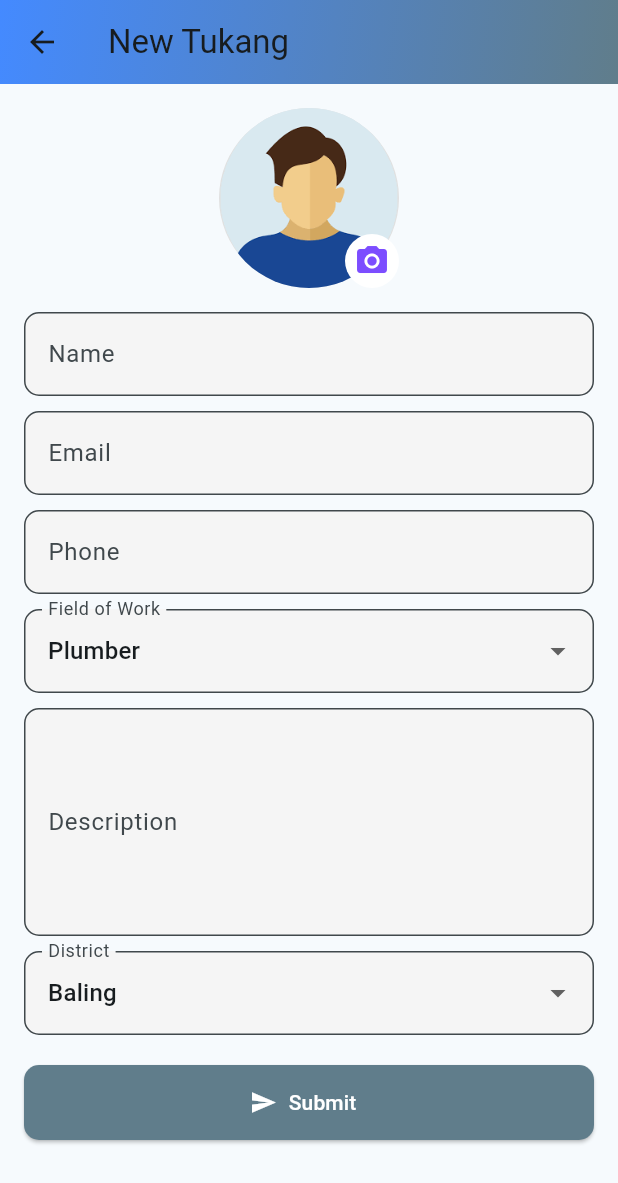
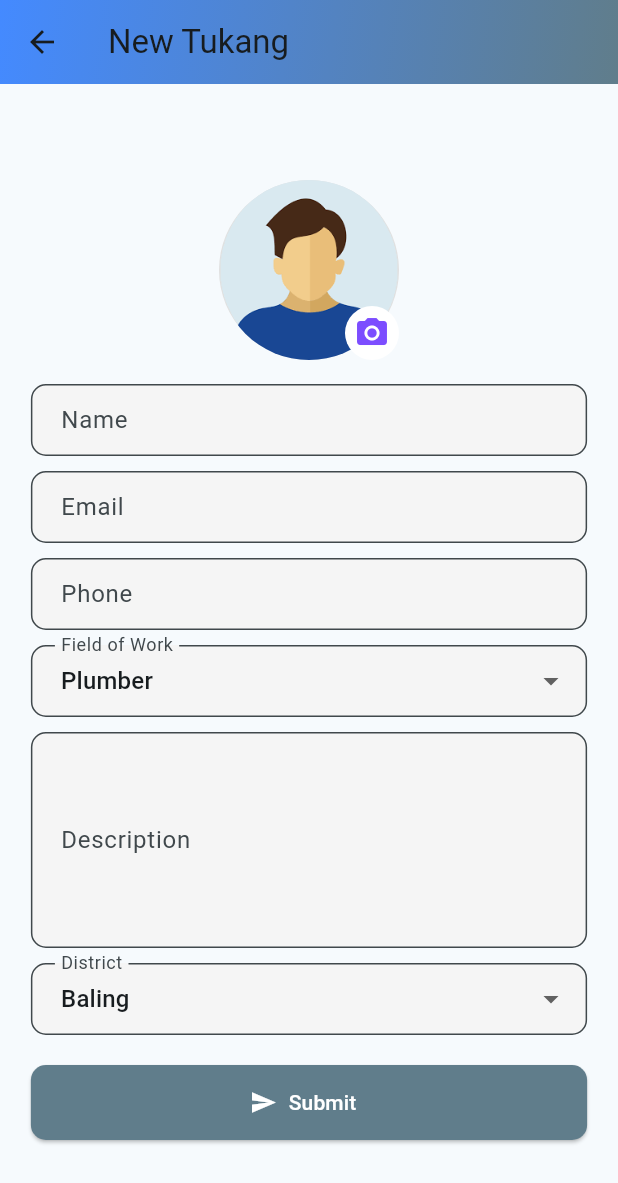
Before and after one commit to ahmadhanis/FlutterA242_STIJ6044, a Flutter app: the screen it shows after launch, after a tap on the "add" icon, on a phone screen of 412 x 824 dp. Shown: the top 1183 px of the screen. Run offline on Flutter 3.47's test engine with Material 3 defaults, Android fonts, the phone set to English and light mode, and no system bars; our stand-ins replace flutter_rating_bar, image_picker, shared_preferences, sn_progress_dialog; network calls fail.

Commit message:
new tukang

```diff
--- a/mytukang/lib/newtukangscreen.dart
+++ b/mytukang/lib/newtukangscreen.dart
@@ -1,12 +1,14 @@
 import 'dart:convert';
-import 'dart:io';
+import 'dart:typed_data';
+import 'dart:io' show File;
+import 'package:flutter/foundation.dart';
 import 'package:flutter/material.dart';
 import 'package:image_picker/image_picker.dart';
 import 'package:http/http.dart' as http;
 import 'package:mytukang/myconfig.dart';
 
 class NewTukangScreen extends StatefulWidget {
-  const NewTukangScreen({super.key});
+  const NewTukangScreen({Key? key}) : super(key: key);
 
   @override
   State<NewTukangScreen> createState() => _NewTukangScreenState();
@@ -19,7 +21,10 @@ class _NewTukangScreenState extends State<NewTukangScreen> {
   final TextEditingController descController = TextEditingController();
   final _formKey = GlobalKey<FormState>();
 
-  File? image;
+  // Use XFile for both platforms.
+  XFile? image;
+  // For web, store image bytes to display and upload.
+  Uint8List? webImageBytes;
   String selectedDistrict = 'Baling';
   String selectedField = 'Plumber';
 
@@ -55,6 +60,10 @@ class _NewTukangScreenState extends State<NewTukangScreen> {
 
   @override
   Widget build(BuildContext context) {
+    // Adjust form width based on screen size for responsiveness.
+    final screenWidth = MediaQuery.of(context).size.width;
+    final formWidth = screenWidth > 600 ? 600.0 : screenWidth * 0.9;
+
     return Scaffold(
       appBar: AppBar(
         title: const Text('New Tukang'),
@@ -68,8 +77,11 @@ class _NewTukangScreenState extends State<NewTukangScreen> {
           ),
         ),
       ),
-      body: SingleChildScrollView(
+      body: Center(
+        child: SingleChildScrollView(
           padding: const EdgeInsets.all(16.0),
+          child: Container(
+            width: formWidth,
             child: Form(
               key: _formKey,
               child: Column(
@@ -83,10 +95,7 @@ class _NewTukangScreenState extends State<NewTukangScreen> {
                         CircleAvatar(
                           radius: 60,
                           backgroundColor: Colors.grey[300],
-                      backgroundImage: image != null
-                          ? FileImage(image!)
-                          : const AssetImage('assets/images/profile.png')
-                              as ImageProvider,
+                          backgroundImage: _buildProfileImage(),
                         ),
                         const CircleAvatar(
                           radius: 18,
@@ -108,8 +117,9 @@ class _NewTukangScreenState extends State<NewTukangScreen> {
                     controller: emailController,
                     label: "Email",
                     keyboardType: TextInputType.emailAddress,
-                validator: (value) =>
-                    value!.contains('@') ? null : "Enter a valid email",
+                    validator: (value) => value != null && value.contains('@')
+                        ? null
+                        : "Enter a valid email",
                   ),
                   const SizedBox(height: 10),
 
@@ -118,8 +128,9 @@ class _NewTukangScreenState extends State<NewTukangScreen> {
                     controller: phoneController,
                     label: "Phone",
                     keyboardType: TextInputType.phone,
-                validator: (value) =>
-                    value!.length >= 10 ? null : "Enter a valid phone number",
+                    validator: (value) => value != null && value.length >= 10
+                        ? null
+                        : "Enter a valid phone number",
                   ),
                   const SizedBox(height: 10),
 
@@ -164,17 +175,53 @@ class _NewTukangScreenState extends State<NewTukangScreen> {
                       ),
                     ),
                     icon: const Icon(Icons.send, color: Colors.white),
-                label:
-                    const Text("Submit", style: TextStyle(color: Colors.white)),
+                    label: const Text("Submit",
+                        style: TextStyle(color: Colors.white)),
                   ),
                 ],
+              ),
+            ),
           ),
         ),
       ),
     );
   }
 
-  // Reusable TextField Builder
+  // Helper to build the profile image based on platform.
+  ImageProvider _buildProfileImage() {
+    if (image != null) {
+      if (kIsWeb) {
+        // For web, use MemoryImage.
+        return MemoryImage(webImageBytes!);
+      } else {
+        // For mobile, convert XFile to File.
+        return FileImage(File(image!.path));
+      }
+    }
+    return const AssetImage('assets/images/profile.png');
+  }
+
+  Future<void> openCamera() async {
+    final picker = ImagePicker();
+    // On web, use gallery source; on mobile, use camera.
+    final pickedFile = await picker.pickImage(
+      source: kIsWeb ? ImageSource.gallery : ImageSource.camera,
+      maxHeight: 800,
+      maxWidth: 800,
+    );
+
+    if (pickedFile != null) {
+      if (kIsWeb) {
+        // Read image bytes for web.
+        webImageBytes = await pickedFile.readAsBytes();
+      }
+      setState(() {
+        image = pickedFile;
+      });
+    }
+  }
+
+  // Reusable TextField Builder with modern style
   Widget buildInputField({
     required TextEditingController controller,
     required String label,
@@ -188,15 +235,20 @@ class _NewTukangScreenState extends State<NewTukangScreen> {
       maxLines: maxLines,
       decoration: InputDecoration(
         labelText: label,
-        border: OutlineInputBorder(borderRadius: BorderRadius.circular(10)),
+        hintText: "Enter $label",
+        border: OutlineInputBorder(
+          borderRadius: BorderRadius.circular(10),
+        ),
         filled: true,
         fillColor: Colors.grey[100],
+        contentPadding:
+            const EdgeInsets.symmetric(horizontal: 16, vertical: 12),
       ),
       validator: validator,
     );
   }
 
-  // Reusable Dropdown Field
+  // Reusable Dropdown Field with modern styling
   Widget buildDropdownField({
     required String value,
     required String label,
@@ -210,25 +262,14 @@ class _NewTukangScreenState extends State<NewTukangScreen> {
         border: OutlineInputBorder(borderRadius: BorderRadius.circular(10)),
         filled: true,
         fillColor: Colors.grey[100],
+        contentPadding:
+            const EdgeInsets.symmetric(horizontal: 16, vertical: 12),
       ),
       items: items.map((String item) {
         return DropdownMenuItem(value: item, child: Text(item));
       }).toList(),
       onChanged: onChanged,
     );
-  }
-
-  Future<void> openCamera() async {
-    final picker = ImagePicker();
-    final pickedFile = await picker.pickImage(
-      source: ImageSource.camera,
-      maxHeight: 800,
-      maxWidth: 800,
-    );
-
-    if (pickedFile != null) {
-      setState(() => image = File(pickedFile.path));
-    }
   }
 
   void onsubmitDialog() {
@@ -265,6 +306,9 @@ class _NewTukangScreenState extends State<NewTukangScreen> {
   }
 
   void submitData() {
+    // Get image bytes depending on the platform.
+    final imageBytes =
+        kIsWeb ? webImageBytes : File(image!.path).readAsBytesSync();
     http.post(Uri.parse('${MyConfig.baseUrl}/api/insert_tukang.php'), body: {
       'name': nameController.text,
       'email': emailController.text,
@@ -272,7 +316,7 @@ class _NewTukangScreenState extends State<NewTukangScreen> {
       'field': selectedField,
       'district': selectedDistrict,
       'desc': descController.text,
-      'image': base64Encode(image!.readAsBytesSync()),
+      'image': base64Encode(imageBytes as List<int>),
     }).then((response) {
       if (response.statusCode == 200) {
         ScaffoldMessenger.of(context).showSnackBar(
@@ -281,7 +325,20 @@ class _NewTukangScreenState extends State<NewTukangScreen> {
               backgroundColor: Colors.green),
         );
         Navigator.pop(context);
+      } else {
+        ScaffoldMessenger.of(context).showSnackBar(
+          const SnackBar(
+              content: Text('Submission failed, please try again.'),
+              backgroundColor: Colors.red),
+        );
       }
+    }).catchError((error) {
+      ScaffoldMessenger.of(context).showSnackBar(
+        SnackBar(
+          content: Text('Error: $error'),
+          backgroundColor: Colors.red,
+        ),
+      );
     });
   }
 }
--- a/mytukang/lib/tukangscreen.dart
+++ b/mytukang/lib/tukangscreen.dart
@@ -76,7 +76,6 @@ class _TukangScreenState extends State<TukangScreen> {
             '${MyConfig.baseUrl}/api/load_tukang.php?district=$selectedDistrict&field=$selectedField&pageno=$curpage'))
         .then((response) {
       var data = jsonDecode(response.body);
-      // log(data.toString());
       if (data['status'] == 'success') {
         tukangList.clear();
         data['data'].forEach((tukang) {
@@ -97,6 +96,44 @@ class _TukangScreenState extends State<TukangScreen> {
   Widget build(BuildContext context) {
     screenHeight = MediaQuery.of(context).size.height;
     screenWidth = MediaQuery.of(context).size.width;
+
+    // Responsive layout settings based on screen width:
+    int crossAxisCount;
+    double childAspectRatio;
+    double imageSize;
+    double ratingSize;
+    double titleFontSize;
+
+    if (screenWidth < 600) {
+      // Small screens (phones)
+      crossAxisCount = 1;
+      childAspectRatio = 2.4;
+      imageSize = 120;
+      ratingSize = 16;
+      titleFontSize = 16;
+    } else if (screenWidth < 1200) {
+      // Medium screens (tablets)
+      crossAxisCount = 2;
+      childAspectRatio = 3.0;
+      imageSize = 150;
+      ratingSize = 20;
+      titleFontSize = 18;
+    } else if (screenWidth < 2400) {
+      // 2K screens
+      crossAxisCount = 3;
+      childAspectRatio = 3.5;
+      imageSize = 200;
+      ratingSize = 24;
+      titleFontSize = 20;
+    } else {
+      // 4K screens
+      crossAxisCount = 4;
+      childAspectRatio = 4.0;
+      imageSize = 250;
+      ratingSize = 28;
+      titleFontSize = 22;
+    }
+
     return Scaffold(
       appBar: AppBar(
         title: const Text('MyTukang'),
@@ -144,22 +181,20 @@ class _TukangScreenState extends State<TukangScreen> {
                       mainAxisAlignment: MainAxisAlignment.center,
                       children: [
                         const CircularProgressIndicator(),
-                          const SizedBox(
-                            height: 10,
-                          ),
+                        const SizedBox(height: 10),
                         Text(status)
-                        ])
+                      ],
+                    )
                   : Column(
                       mainAxisAlignment: MainAxisAlignment.center,
                       children: [
                         const Icon(Icons.sentiment_dissatisfied,
                             size: 50, color: Colors.blueGrey),
-                        const SizedBox(
-                          height: 10,
-                        ),
+                        const SizedBox(height: 10),
                         Text(status),
                       ],
-                    ))
+                    ),
+            )
           : Padding(
               padding: const EdgeInsets.all(8.0),
               child: RefreshIndicator(
@@ -179,8 +214,8 @@ class _TukangScreenState extends State<TukangScreen> {
                       child: GridView.builder(
                         padding: const EdgeInsets.all(4),
                         gridDelegate: SliverGridDelegateWithFixedCrossAxisCount(
-                          crossAxisCount: screenWidth < 600 ? 1 : 2,
-                          childAspectRatio: screenWidth < 600 ? 2.4 : 3.0,
+                          crossAxisCount: crossAxisCount,
+                          childAspectRatio: childAspectRatio,
                           crossAxisSpacing: 4,
                           mainAxisSpacing: 4,
                         ),
@@ -196,7 +231,8 @@ class _TukangScreenState extends State<TukangScreen> {
                                 showDeleteDialog(index);
                               },
                               onTap: () {
-                                showTukangDetails(index);
+                                showTukangDetails(
+                                    index, ratingSize, titleFontSize);
                               },
                               child: Padding(
                                 padding: const EdgeInsets.all(4),
@@ -206,8 +242,8 @@ class _TukangScreenState extends State<TukangScreen> {
                                       borderRadius: BorderRadius.circular(8),
                                       child: Image.network(
                                         "${MyConfig.baseUrl}/assets/${tukangList[index].tukangId}.png",
-                                        width: 120,
-                                        height: 120,
+                                        width: imageSize,
+                                        height: imageSize,
                                         fit: BoxFit.fill,
                                       ),
                                     ),
@@ -220,19 +256,18 @@ class _TukangScreenState extends State<TukangScreen> {
                                           mainAxisAlignment:
                                               MainAxisAlignment.center,
                                           children: [
-                                            // Tukang Name with Modern Styling
+                                            // Tukang Name with modern styling
                                             Text(
                                               tukangList[index]
                                                   .tukangName
                                                   .toString(),
-                                              style: const TextStyle(
-                                                fontSize: 16,
+                                              style: TextStyle(
+                                                fontSize: titleFontSize,
                                                 fontWeight: FontWeight.bold,
                                                 color: Colors.black87,
                                               ),
                                             ),
                                             const SizedBox(height: 4),
-
                                             // Star Rating Logic
                                             tukangList[index].tukangRating == 0
                                                 ? const Text(
@@ -252,10 +287,9 @@ class _TukangScreenState extends State<TukangScreen> {
                                                       color: Colors.amber,
                                                     ),
                                                     itemCount: 5,
-                                                    itemSize: 16,
+                                                    itemSize: ratingSize,
                                                   ),
                                             const SizedBox(height: 6),
-
                                             // Tukang Field with Icon
                                             Row(
                                               children: [
@@ -276,7 +310,6 @@ class _TukangScreenState extends State<TukangScreen> {
                                               ],
                                             ),
                                             const SizedBox(height: 4),
-
                                             // Tukang Location with Icon
                                             Row(
                                               children: [
@@ -296,7 +329,6 @@ class _TukangScreenState extends State<TukangScreen> {
                                               ],
                                             ),
                                             const SizedBox(height: 4),
-
                                             // Tukang Phone with Icon
                                             Row(
                                               children: [
@@ -482,7 +514,6 @@ class _TukangScreenState extends State<TukangScreen> {
                       ),
                     ),
                     const SizedBox(height: 10),
-
                     // Select Field
                     const Text(
                       'Select Field',
@@ -518,7 +549,6 @@ class _TukangScreenState extends State<TukangScreen> {
                       ),
                     ),
                     const SizedBox(height: 15),
-
                     // Select District
                     const Text(
                       'Select District',
@@ -554,7 +584,6 @@ class _TukangScreenState extends State<TukangScreen> {
                       ),
                     ),
                     const SizedBox(height: 20),
-
                     // Action Buttons
                     Row(
                       mainAxisAlignment: MainAxisAlignment.spaceBetween,
@@ -612,15 +641,38 @@ class _TukangScreenState extends State<TukangScreen> {
   }
 
   // Modern dialog for displaying tukang details
-  void showTukangDetails(int index) {
+  void showTukangDetails(int index, double ratingSize, double titleFontSize) {
     double userRating = 0; // Default rating
+    final mediaQuery = MediaQuery.of(context);
+    final screenWidth = mediaQuery.size.width;
+    final screenHeight = mediaQuery.size.height;
+
+    // Compute maximum dialog dimensions based on screen size.
+    double dialogMaxWidth = screenWidth * 0.9;
+    double dialogMaxHeight = screenHeight * 0.9;
+
+    if (screenWidth >= 1200 && screenWidth < 2400) {
+      // For 2K screens
+      dialogMaxWidth = 600;
+      dialogMaxHeight = screenHeight * 0.8;
+    } else if (screenWidth >= 2400) {
+      // For 4K screens
+      dialogMaxWidth = 800;
+      dialogMaxHeight = screenHeight * 0.8;
+    }
 
     showDialog(
       context: context,
       builder: (context) {
         return Dialog(
-          shape:
-              RoundedRectangleBorder(borderRadius: BorderRadius.circular(15)),
+          shape: RoundedRectangleBorder(
+            borderRadius: BorderRadius.circular(15),
+          ),
+          child: ConstrainedBox(
+            constraints: BoxConstraints(
+              maxWidth: dialogMaxWidth,
+              maxHeight: dialogMaxHeight,
+            ),
             child: SingleChildScrollView(
               child: Padding(
                 padding: const EdgeInsets.all(16.0),
@@ -639,13 +691,12 @@ class _TukangScreenState extends State<TukangScreen> {
                     const SizedBox(height: 15),
                     Text(
                       tukangList[index].tukangName.toString(),
-                    style: const TextStyle(
+                      style: TextStyle(
                         fontWeight: FontWeight.bold,
-                      fontSize: 22,
+                        fontSize: titleFontSize + 2,
                       ),
                     ),
                     const SizedBox(height: 10),
-
                     // Star Rating Display (Existing Rating)
                     tukangList[index].tukangRating == 0
                         ? const Text(
@@ -660,10 +711,9 @@ class _TukangScreenState extends State<TukangScreen> {
                               color: Colors.amber,
                             ),
                             itemCount: 5,
-                          itemSize: 20,
+                            itemSize: ratingSize,
                           ),
                     const SizedBox(height: 10),
-
                     // Tukang Details Table
                     Table(
                       columnWidths: const {
@@ -679,7 +729,8 @@ class _TukangScreenState extends State<TukangScreen> {
                           ),
                           Padding(
                             padding: const EdgeInsets.symmetric(vertical: 4.0),
-                          child: Text(tukangList[index].tukangDesc.toString()),
+                            child:
+                                Text(tukangList[index].tukangDesc.toString()),
                           ),
                         ]),
                         TableRow(children: [
@@ -690,7 +741,8 @@ class _TukangScreenState extends State<TukangScreen> {
                           ),
                           Padding(
                             padding: const EdgeInsets.symmetric(vertical: 4.0),
-                          child: Text(tukangList[index].tukangPhone.toString()),
+                            child:
+                                Text(tukangList[index].tukangPhone.toString()),
                           ),
                         ]),
                         TableRow(children: [
@@ -701,7 +753,8 @@ class _TukangScreenState extends State<TukangScreen> {
                           ),
                           Padding(
                             padding: const EdgeInsets.symmetric(vertical: 4.0),
-                          child: Text(tukangList[index].tukangEmail.toString()),
+                            child:
+                                Text(tukangList[index].tukangEmail.toString()),
                           ),
                         ]),
                         TableRow(children: [
@@ -719,11 +772,11 @@ class _TukangScreenState extends State<TukangScreen> {
                       ],
                     ),
                     const SizedBox(height: 20),
-
                     // Star Rating Submission
                     const Text(
                       "Rate this Tukang:",
-                    style: TextStyle(fontSize: 16, fontWeight: FontWeight.bold),
+                      style:
+                          TextStyle(fontSize: 16, fontWeight: FontWeight.bold),
                     ),
                     const SizedBox(height: 10),
                     RatingBar.builder(
@@ -732,7 +785,7 @@ class _TukangScreenState extends State<TukangScreen> {
                       direction: Axis.horizontal,
                       allowHalfRating: false,
                       itemCount: 5,
-                    itemSize: 30,
+                      itemSize: ratingSize + 4,
                       itemBuilder: (context, _) => const Icon(
                         Icons.star,
                         color: Colors.amber,
@@ -746,7 +799,9 @@ class _TukangScreenState extends State<TukangScreen> {
                       onPressed: () async {
                         if (userRating > 0) {
                           submitTukangRating(
-                            tukangList[index].tukangId.toString(), userRating);
+                            tukangList[index].tukangId.toString(),
+                            userRating,
+                          );
                           Navigator.pop(context);
                           ScaffoldMessenger.of(context).showSnackBar(
                             const SnackBar(
@@ -775,9 +830,7 @@ class _TukangScreenState extends State<TukangScreen> {
                         style: TextStyle(color: Colors.white),
                       ),
                     ),
-
                     const SizedBox(height: 20),
-
                     // Contact Options
                     Row(
                       mainAxisAlignment: MainAxisAlignment.spaceEvenly,
@@ -821,6 +874,7 @@ class _TukangScreenState extends State<TukangScreen> {
                 ),
               ),
             ),
+          ),
         );
       },
     );
@@ -859,7 +913,7 @@ class _TukangScreenState extends State<TukangScreen> {
           builder: (context, setState) {
             return AlertDialog(
               shape: RoundedRectangleBorder(
-                borderRadius: BorderRadius.circular(16), // Rounded corners
+                borderRadius: BorderRadius.circular(16),
               ),
               title: const Row(
                 children: [
@@ -884,7 +938,6 @@ class _TukangScreenState extends State<TukangScreen> {
                     ),
                   ),
                   const SizedBox(height: 12),
-
                   // Password Field with Visibility Toggle
                   TextFormField(
                     controller: passController,
@@ -967,10 +1020,10 @@ class _TukangScreenState extends State<TukangScreen> {
   }
 
   Future<void> deleteTukang(
-      String string, String pass, BuildContext context) async {
+      String tukangId, String pass, BuildContext context) async {
     await http
         .post(Uri.parse("${MyConfig.baseUrl}/api/delete_tukang.php"), body: {
-      'tukang_id': string,
+      'tukang_id': tukangId,
       'password': pass,
     }).then((response) {
       var data = jsonDecode(response.body);
@@ -1000,7 +1053,6 @@ class _TukangScreenState extends State<TukangScreen> {
       'password': pass,
     }).then((response) async {
       var data = jsonDecode(response.body);
-      // log(response.body.toString());
       if (data['status'] == 'success') {
         Tukang tukang = Tukang.fromJson(data['data'][0]);
         await Navigator.push(
@@ -1079,7 +1131,7 @@ class _TukangScreenState extends State<TukangScreen> {
       builder: (context) {
         return AlertDialog(
           shape: RoundedRectangleBorder(
-            borderRadius: BorderRadius.circular(16), // Rounded corners
+            borderRadius: BorderRadius.circular(16),
           ),
           title: const Row(
             children: [
@@ -1110,7 +1162,6 @@ class _TukangScreenState extends State<TukangScreen> {
                   style: TextStyle(fontSize: 14, color: Colors.black87),
                 ),
                 const SizedBox(height: 10),
-
                 // TextField for Report Reason
                 TextFormField(
                   controller: reasonController,
```
Also changed, not shown: 1 other file. Lines whose indentation alone changed are shown as unchanged.
